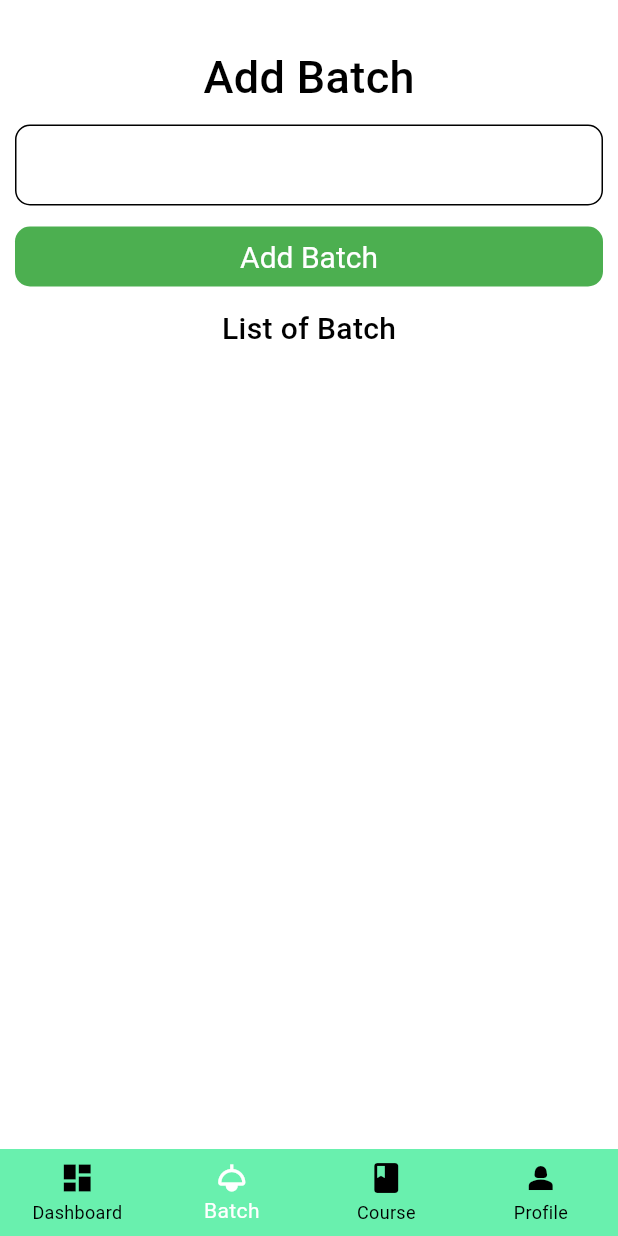
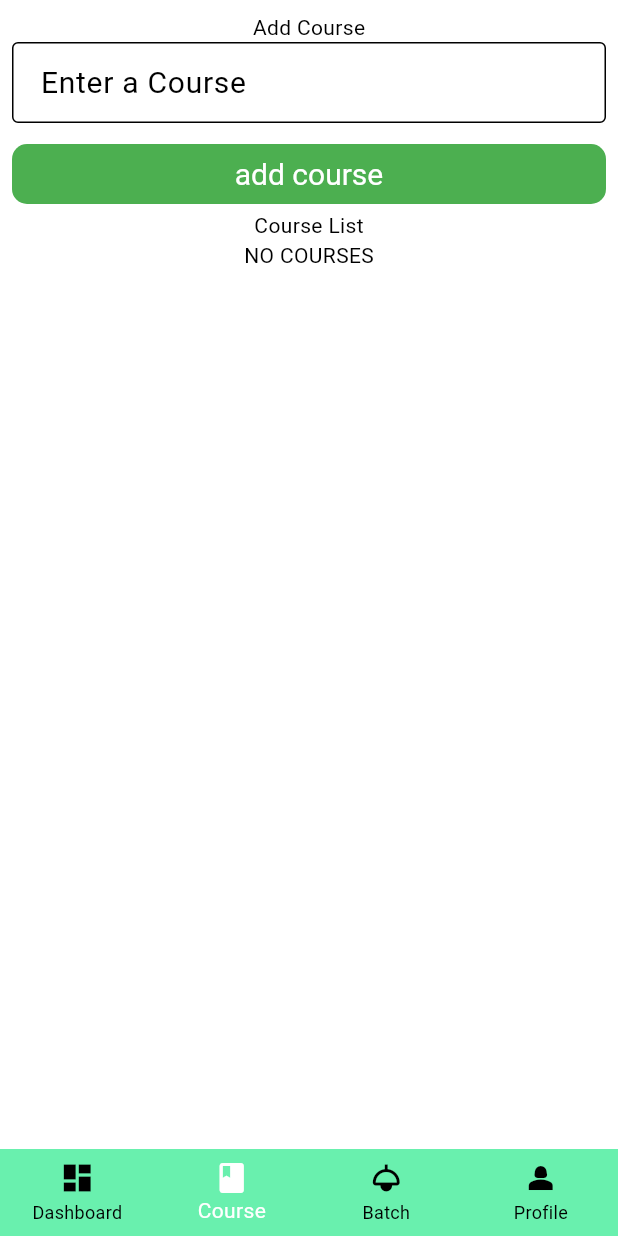
Before and after one commit to PrasannaJung/student_management_clean_architecture_flutter, a Flutter app: the HomeView screen opened directly, item 2 of the bottom bar chosen, on a phone screen of 412 x 824 dp. Run offline on Flutter 3.47's test engine with Material 3 defaults, Android fonts, the phone set to English and light mode, and no system bars; our stand-ins replace dartz, dio, equatable, flutter_riverpod, hive_flutter, image_picker and 2 more; accounts and stored records are empty; Roboto replaces fonts that are missing (Montserrat).

Commit message:
Add course login in clean architecture

```diff
--- a/lib/core/networking/local/hive_service.dart
+++ b/lib/core/networking/local/hive_service.dart
@@ -3,6 +3,7 @@ import 'package:hive_flutter/adapters.dart';
 import 'package:path_provider/path_provider.dart';
 import 'package:student_management_starter/app/constants/hive_table_constant.dart';
 import 'package:student_management_starter/features/batch/data/model/batch_hive_model.dart';
+import 'package:student_management_starter/features/course/data/model/course_hive_model.dart';
 
 final hiveServiceProvider = Provider((ref) => HiveService());
 
@@ -25,4 +26,18 @@ class HiveService{
     return batches;
   }
 
+  // =============Course queries====================
+  Future<void> addCourse(CourseHiveModel course) async {
+    var box = await Hive.openBox<CourseHiveModel>(HiveTableConstant.courseBox);
+    await box.put(course.courseId, course);
+  }
+
+  Future<List<CourseHiveModel>> getAllCourse() async {
+    var box = await Hive.openBox<CourseHiveModel>(HiveTableConstant.courseBox);
+    var courses = box.values.toList();
+    return courses;
+  }
+
+
+
 }
--- /dev/null
+++ b/lib/features/course/domain/entity/course_entity.dart
@@ -0,0 +1,12 @@
+import 'package:equatable/equatable.dart';
+
+class CourseEntity extends Equatable {
+  final String? courseId;
+  final String courseName;
+
+  const CourseEntity({required this.courseName, this.courseId});
+
+  @override
+  // TODO: implement props
+  List<Object?> get props => throw UnimplementedError();
+}
--- /dev/null
+++ b/lib/features/course/presentation/view/course_view.dart
@@ -0,0 +1,78 @@
+import 'package:flutter/material.dart';
+import 'package:flutter_riverpod/flutter_riverpod.dart';
+import 'package:student_management_starter/features/course/domain/entity/course_entity.dart';
+import 'package:student_management_starter/features/course/presentation/viewmodel/course_view_model.dart';
+
+class CourseView extends ConsumerStatefulWidget {
+  const CourseView({super.key});
+
+  @override
+  ConsumerState<ConsumerStatefulWidget> createState() => _CourseViewState();
+}
+
+class _CourseViewState extends ConsumerState<CourseView> {
+  @override
+  Widget build(BuildContext context) {
+    TextEditingController courceController = TextEditingController();
+    var courseState = ref.watch(courseViewModelProvider);
+    return Center(
+      child: Padding(
+        padding: const EdgeInsets.all(8.0),
+        child: Column(
+          children: [
+            const Text("Add Course"),
+            TextFormField(
+              controller: courceController,
+              decoration: const InputDecoration(
+                labelText: 'Enter a Course',
+                border: OutlineInputBorder(),
+              ),
+            ),
+            const SizedBox(
+              height: 10,
+            ),
+            SizedBox(
+                width: double.infinity,
+                child: ElevatedButton(
+                    onPressed: () {
+                      ref.read(courseViewModelProvider.notifier).addCourse(
+                          CourseEntity(courseName: courceController.text));
+                    },
+                    child: const Text('add course'))),
+            const Text("Course List"),
+            if (courseState.isLoading) ...{
+              const Center(
+                child: CircularProgressIndicator(),
+              )
+            } else if (courseState.error != null) ...{
+              Text(courseState.error.toString())
+            } else if (courseState.lst.isEmpty) ...{
+              const Text("NO COURSES")
+            } else ...{
+              Expanded(
+                child: ListView.builder(
+                  itemCount: courseState.lst.length,
+                  itemBuilder: (context, index) {
+                    var courses = courseState.lst[index];
+                    return ListTile(
+                      leading: IconButton(
+                        icon: const Icon(Icons.group_outlined),
+                        onPressed: () {},
+                      ),
+                      title: Text(courses.courseName),
+                      subtitle: Text(courses.courseId ?? ''),
+                      trailing: IconButton(
+                        icon: const Icon(Icons.delete_outline),
+                        onPressed: () {},
+                      ),
+                    );
+                  },
+                ),
+              )
+            }
+          ],
+        ),
+      ),
+    );
+  }
+}
--- a/lib/features/home/presentation/view/home_view.dart
+++ b/lib/features/home/presentation/view/home_view.dart
@@ -1,6 +1,7 @@
 import 'package:flutter/material.dart';
 import 'package:flutter_riverpod/flutter_riverpod.dart';
 import 'package:student_management_starter/features/batch/presentation/view/batch_view.dart';
+import 'package:student_management_starter/features/course/presentation/view/course_view.dart';
 import 'package:student_management_starter/features/home/presentation/view/dashboard_view.dart';
 
 class HomeView extends ConsumerStatefulWidget {
@@ -14,7 +15,9 @@ class _HomeViewState extends ConsumerState<HomeView> {
   int _selectedIndex = 0;
   List<Widget> lstBottomScreen = [
     const DashboardView(),
-    const BatchView()
+    const CourseView(),
+    const BatchView(),
+    const Text("Profile")
   ];
 
   @override
@@ -31,9 +34,10 @@ class _HomeViewState extends ConsumerState<HomeView> {
             label: 'Dashboard',
             icon: Icon(Icons.dashboard),
           ),
+          BottomNavigationBarItem(label: 'Course', icon: Icon(Icons.book)),
+
           BottomNavigationBarItem(label: 'Batch', icon: Icon(Icons.light)),
 
-          BottomNavigationBarItem(label: 'Course', icon: Icon(Icons.book)),
           BottomNavigationBarItem(label: 'Profile', icon: Icon(Icons.person_2)),
         ],
         currentIndex: _selectedIndex,
```
Also changed, not shown: lib/features/course/data/data_source/local/course_local_datasource.dart (added, +40 -0 lines), lib/features/course/data/model/course_hive_model.dart (added, +38 -0 lines), lib/features/course/data/repository/course_local_repository.dart (added, +26 -0 lines), lib/features/course/domain/repository/course_repository.dart (added, +14 -0 lines), lib/features/course/domain/usecases/cource_usecase.dart (added, +20 -0 lines), lib/features/course/presentation/navigator/course_navigator.dart (added, +8 -0 lines), lib/features/course/presentation/state/course_state.dart (added, +22 -0 lines), lib/features/course/presentation/viewmodel/course_view_model.dart (added, +42 -0 lines), lib/features/course/data/model/course_hive_model.g.dart (added).
